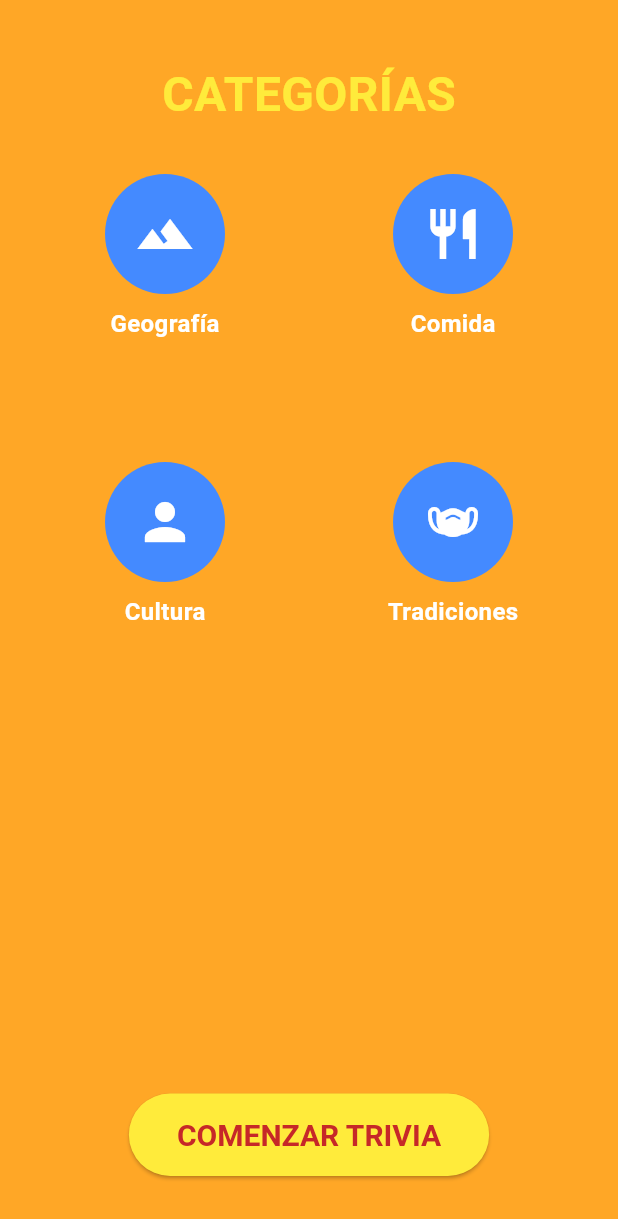
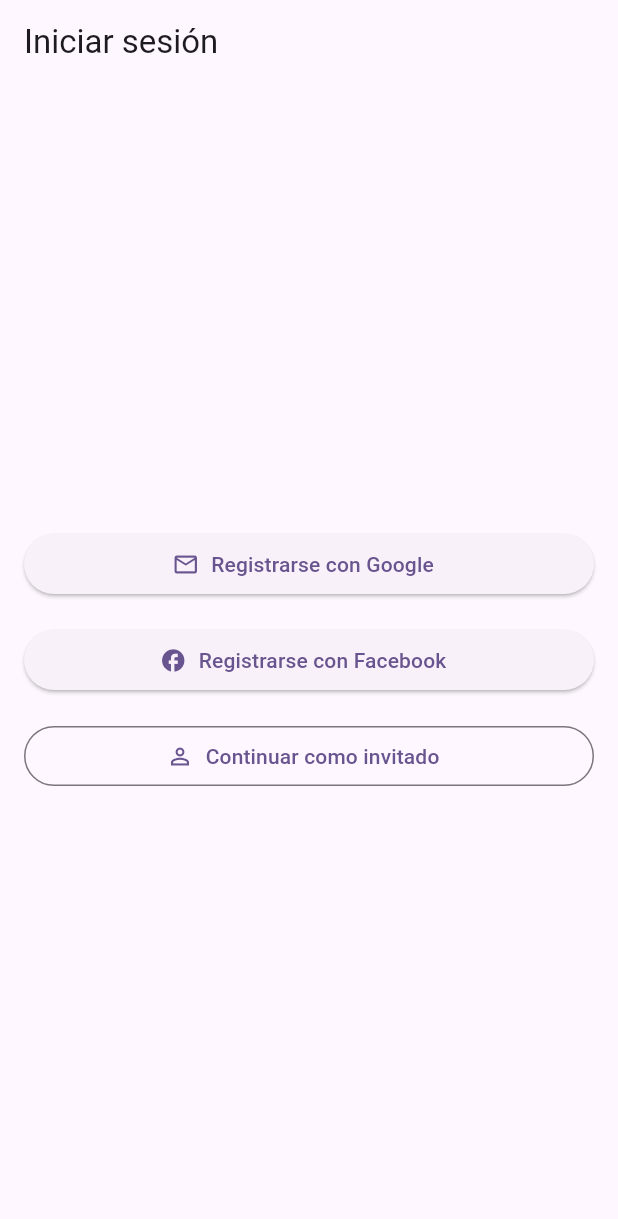
Before and after one commit to danielmmerino/trivia_ecuatoriana, a Flutter app: the screen it shows after launch, on a phone screen of 412 x 824 dp. Shown: the top 1219 px of the screen. Run offline on Flutter 3.47's test engine with Material 2 defaults, Android fonts, the phone set to English and light mode, and no system bars.

Commit message:
Add login screen with navigation

```diff
--- a/lib/main.dart
+++ b/lib/main.dart
@@ -1,5 +1,5 @@
 import 'package:flutter/material.dart';
-import 'screen/category_screen.dart';
+import 'screen/login_screen.dart';
 
 void main() {
   runApp(const MyApp());
@@ -32,7 +32,7 @@ class MyApp extends StatelessWidget {
         colorScheme: ColorScheme.fromSeed(seedColor: Colors.deepPurple),
         useMaterial3: true,
       ),
-      home: const CategoryScreen(),
+      home: const LoginScreen(),
     );
   }
 }
--- /dev/null
+++ b/lib/screen/login_screen.dart
@@ -0,0 +1,49 @@
+import 'package:flutter/material.dart';
+import 'category_random_screen.dart';
+
+/// Pantalla de inicio de sesión con opciones para autenticarse
+/// mediante redes sociales o continuar como invitado.
+class LoginScreen extends StatelessWidget {
+  const LoginScreen({super.key});
+
+  void _onLoginComplete(BuildContext context) {
+    Navigator.of(context).pushReplacement(
+      MaterialPageRoute(
+        builder: (context) => const CategoryRandomScreen(),
+      ),
+    );
+  }
+
+  @override
+  Widget build(BuildContext context) {
+    return Scaffold(
+      appBar: AppBar(title: const Text('Iniciar sesión')),
+      body: Padding(
+        padding: const EdgeInsets.all(16.0),
+        child: Column(
+          mainAxisAlignment: MainAxisAlignment.center,
+          crossAxisAlignment: CrossAxisAlignment.stretch,
+          children: [
+            ElevatedButton.icon(
+              icon: const Icon(Icons.mail_outline),
+              label: const Text('Registrarse con Google'),
+              onPressed: () => _onLoginComplete(context),
+            ),
+            const SizedBox(height: 16),
+            ElevatedButton.icon(
+              icon: const Icon(Icons.facebook),
+              label: const Text('Registrarse con Facebook'),
+              onPressed: () => _onLoginComplete(context),
+            ),
+            const SizedBox(height: 16),
+            OutlinedButton.icon(
+              icon: const Icon(Icons.person_outline),
+              label: const Text('Continuar como invitado'),
+              onPressed: () => _onLoginComplete(context),
+            ),
+          ],
+        ),
+      ),
+    );
+  }
+}
```
